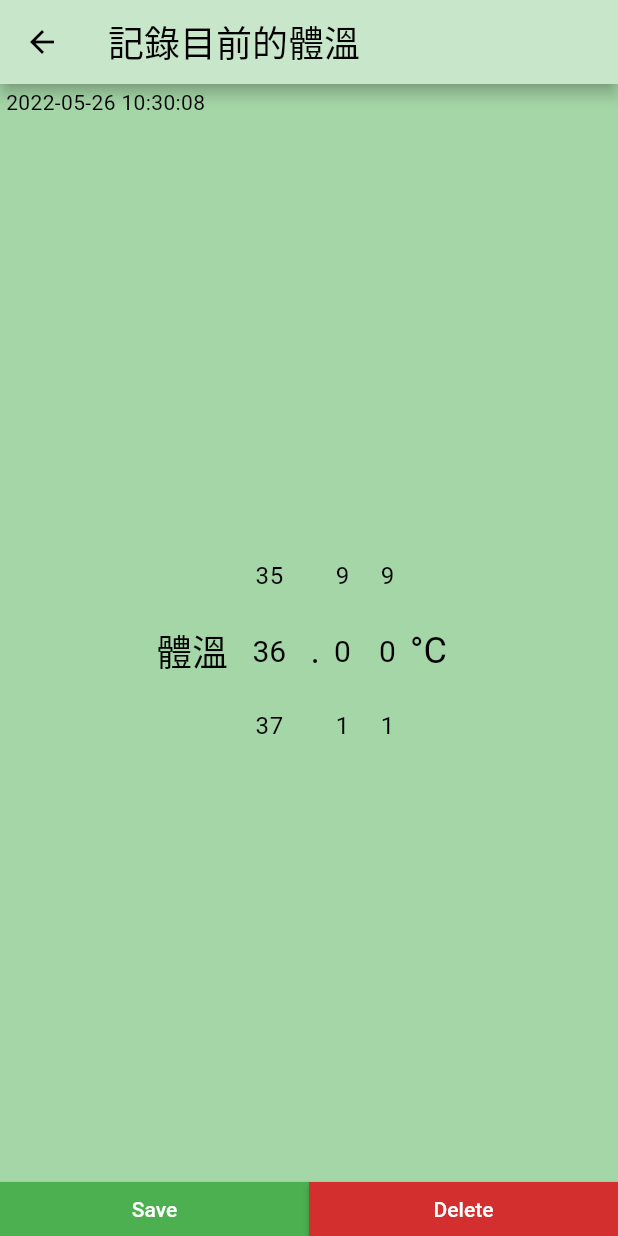
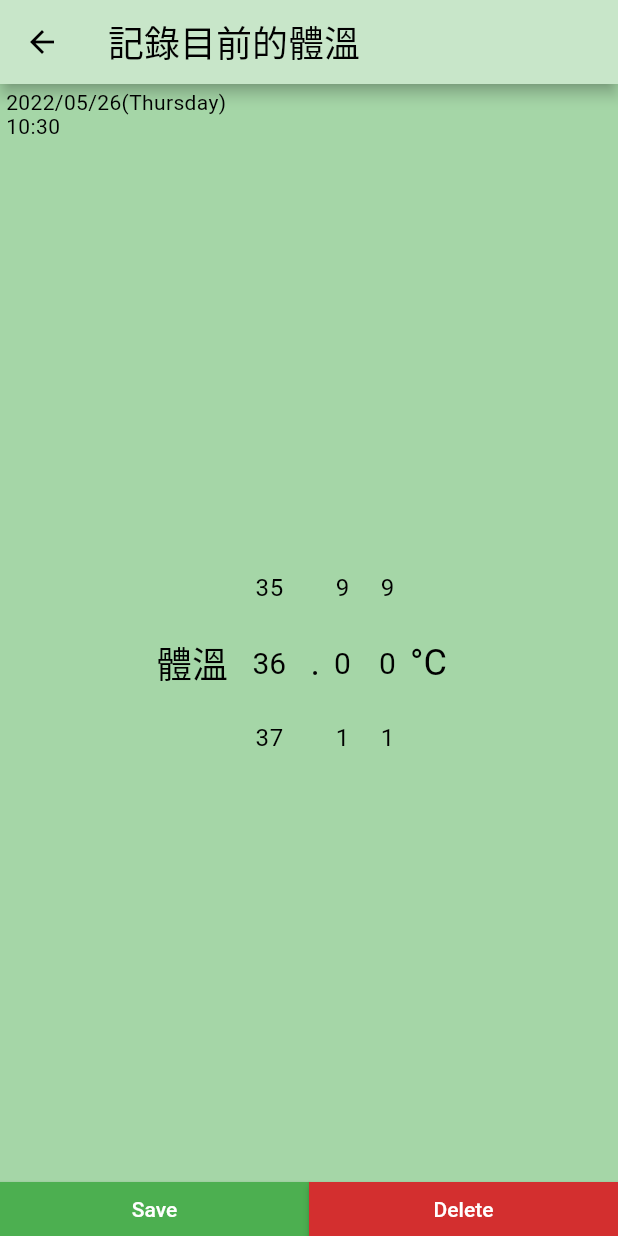
Before and after one commit to tonynowater87/body-temperature-note, a Flutter app: the screen it shows after launch, after a tap on the "add" icon, on a phone screen of 412 x 824 dp. Run offline on Flutter 3.47's test engine with Material 2 defaults, Android fonts, the light colour scheme and no system bars; drawn by our look-alikes of numberpicker; our stand-ins replace auto_route, bloc, cloud_firestore, date_format, equatable, firebase_core and 9 more; accounts and stored records are empty; generated files the repository leaves out were written again.

Commit message:
Updated to unify date arguments format(Iso8601)

```diff
--- a/lib/views/home/home_page.dart
+++ b/lib/views/home/home_page.dart
@@ -3,7 +3,6 @@ import 'package:body_temperature_note/l10n/l10n.dart';
 import 'package:body_temperature_note/route/app_router.gr.dart';
 import 'package:body_temperature_note/views/home/cubit/home_cubit.dart';
 import 'package:body_temperature_note/views/home/date_list_widget.dart';
-import 'package:date_format/date_format.dart';
 import 'package:flutter/material.dart';
 import 'package:flutter_bloc/flutter_bloc.dart';
 
@@ -52,9 +51,8 @@ class HomePage extends StatelessWidget {
       floatingActionButton: FloatingActionButton(
         backgroundColor: Theme.of(context).primaryColor,
         onPressed: () async {
-          final saved = await context.router.push<bool>(InputPageRoute(
-              dateString: formatDate(DateTime.now(),
-                  [yyyy, '-', mm, '-', dd, ' ', HH, ':', nn, ':', ss])));
+          final saved = await context.router.push<bool>(
+              InputPageRoute(dateString: DateTime.now().toIso8601String()));
           if (saved == true) {
             context.read<HomeCubit>().refreshRecords();
           }
--- a/lib/views/input/input_page.dart
+++ b/lib/views/input/input_page.dart
@@ -2,6 +2,7 @@ import 'package:auto_route/auto_route.dart';
 import 'package:body_temperature_note/main.dart';
 import 'package:body_temperature_note/views/input/cubit/input_cubit.dart';
 import 'package:body_temperature_note/views/input/view/temperature_picker.dart';
+import 'package:date_format/date_format.dart';
 import 'package:flutter/material.dart';
 import 'package:flutter_bloc/flutter_bloc.dart';
 import 'package:logger/logger.dart';
@@ -72,12 +73,20 @@ class InputContainer extends StatelessWidget {
               Container(
                 width: double.infinity,
                 padding: const EdgeInsets.all(4.0),
-                child: Wrap(children: [
-                  Text(
-                    _dateString,
-                    style: Theme.of(context).textTheme.bodySmall,
-                  )
-                ]),
+                child: Column(
+                    crossAxisAlignment: CrossAxisAlignment.start,
+                    children: [
+                      Text(
+                        formatDate(DateTime.parse(_dateString),
+                            ["yyyy", "/", "mm", "/", "dd", "(", "DD", ")"]),
+                        style: Theme.of(context).textTheme.bodySmall,
+                      ),
+                      Text(
+                        formatDate(
+                            DateTime.parse(_dateString), ["hh", ":", "nn"]),
+                        style: Theme.of(context).textTheme.bodySmall,
+                      )
+                    ]),
               ),
               const Expanded(
                 child: Center(
--- a/lib/views/memo/cubit/memo_state.dart
+++ b/lib/views/memo/cubit/memo_state.dart
@@ -12,14 +12,15 @@ class MemoInitialState extends MemoState {
 
 class MemoLoadedState extends MemoState {
   late MemoModel memo;
+  late String formattedDateString;
 
-  MemoLoadedState(this.memo);
+  MemoLoadedState(this.memo, this.formattedDateString);
 
   @override
-  List<Object> get props => [memo];
+  List<Object> get props => [memo, formattedDateString];
 
   @override
   String toString() {
-    return "${memo.dateTime.toIso8601String()} ${memo.memo}";
+    return "$formattedDateString ${memo.memo}";
   }
 }
--- a/lib/views/memo/memo_page.dart
+++ b/lib/views/memo/memo_page.dart
@@ -43,7 +43,7 @@ class _MemoPageState extends State<MemoPage> {
       builder: (buildContext, state) {
         if (state is MemoLoadedState) {
           return AlertDialog(
-            title: Text(state.memo.dateTime.toIso8601String()),
+            title: Text(state.formattedDateString),
             content: TextField(
                 focusNode: myFocusNode,
                 controller: textEditingController..text = state.memo.memo),
```
Also changed, not shown: lib/views/home/date_list_widget.dart (+5 -8 lines), lib/views/memo/cubit/memo_cubit.dart (+6 -2 lines).
